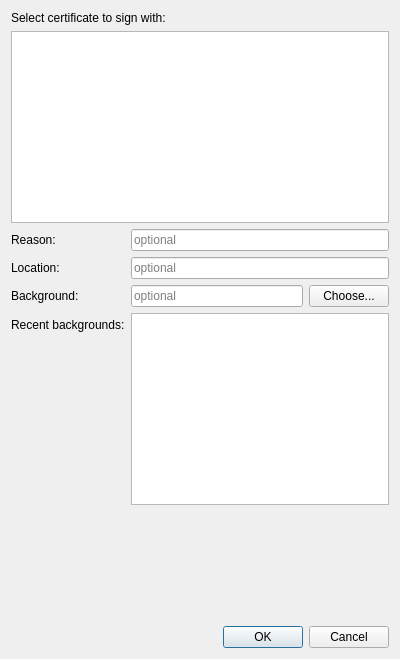
The window that part/selectcertificatedialog.ui (KDE/okular) describes before a commit, drawn with Qt 5.
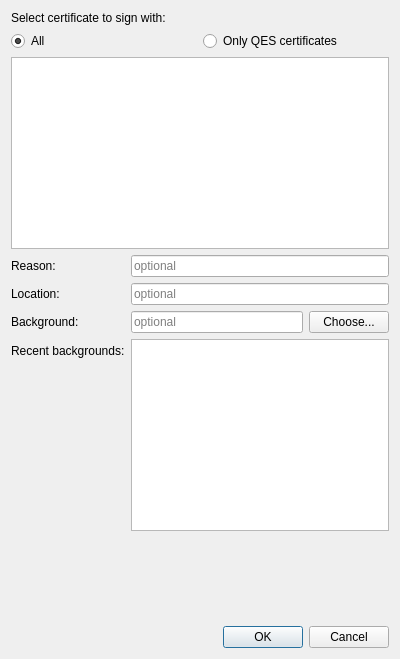
The same window after the commit. Icons and pictures are not drawn.

Commit message:
Certificate dialog: Add option to show QES certs
If you have a certificate to do Qualified Signatures, provide a way to
trim down the cetificate list to only list those.

Also hide the filtering options if no qualified are available.

Qualified Signatures is a term used for signatures that are having
actual legal standing in certain areas.

```diff
--- a/part/selectcertificatedialog.ui
+++ b/part/selectcertificatedialog.ui
@@ -21,6 +21,27 @@
      </property>
     </widget>
    </item>
+   <item>
+    <layout class="QHBoxLayout" name="toggleTypes">
+     <item>
+      <widget class="QRadioButton" name="allCertificateOption">
+       <property name="text">
+        <string>All</string>
+       </property>
+       <property name="checked">
+        <bool>true</bool>
+       </property>
+      </widget>
+     </item>
+     <item>
+      <widget class="QRadioButton" name="qesCertificates">
+       <property name="text">
+        <string>Only QES certificates</string>
+       </property>
+      </widget>
+     </item>
+    </layout>
+   </item>
    <item>
     <widget class="QListView" name="list">
      <property name="alternatingRowColors">
```
The commit also changes 3 other files.
